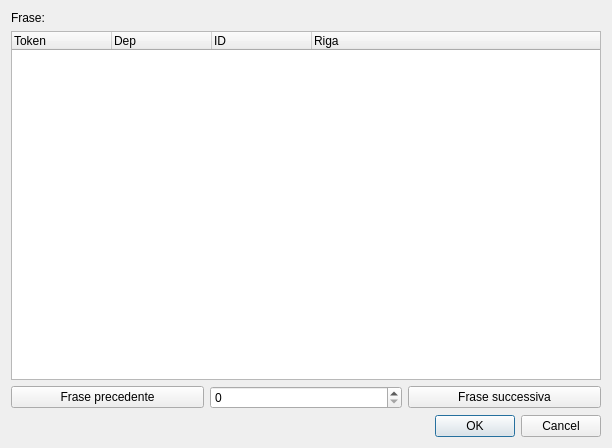
Old version of the form forms/alberofrasi.ui in the repository zorbaproject/Bran.
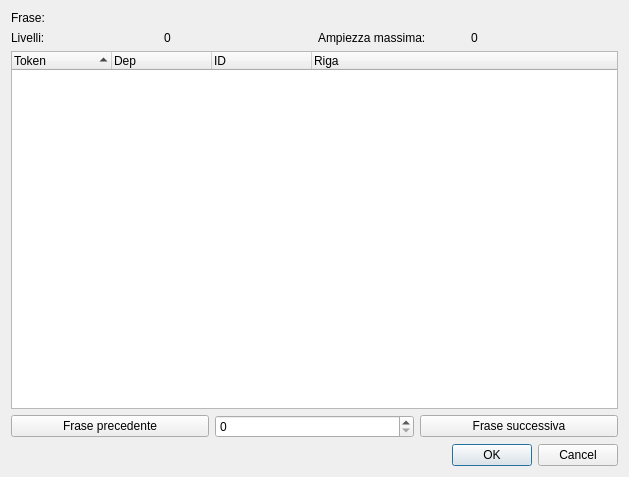
New version of the form.

Commit message: Calcolo ampiezza e livelli dipendenze

```diff
--- a/forms/alberofrasi.ui
+++ b/forms/alberofrasi.ui
@@ -6,8 +6,8 @@
    <rect>
     <x>0</x>
     <y>0</y>
-    <width>612</width>
-    <height>448</height>
+    <width>629</width>
+    <height>477</height>
    </rect>
   </property>
   <property name="windowTitle">
@@ -41,11 +41,46 @@
      </item>
     </layout>
    </item>
+   <item>
+    <layout class="QHBoxLayout" name="horizontalLayout_3">
+     <item>
+      <widget class="QLabel" name="label_5">
+       <property name="text">
+        <string>Livelli:</string>
+       </property>
+      </widget>
+     </item>
+     <item>
+      <widget class="QLabel" name="livelli">
+       <property name="text">
+        <string>0</string>
+       </property>
+      </widget>
+     </item>
+     <item>
+      <widget class="QLabel" name="label_3">
+       <property name="text">
+        <string>Ampiezza massima:</string>
+       </property>
+      </widget>
+     </item>
+     <item>
+      <widget class="QLabel" name="ampiezza">
+       <property name="text">
+        <string>0</string>
+       </property>
+      </widget>
+     </item>
+    </layout>
+   </item>
    <item>
     <widget class="QTreeWidget" name="treeWidget">
      <property name="styleSheet">
       <string notr="true"/>
      </property>
+     <property name="sortingEnabled">
+      <bool>true</bool>
+     </property>
      <column>
       <property name="text">
        <string>Token</string>
```
The commit also changes 7 other files.
